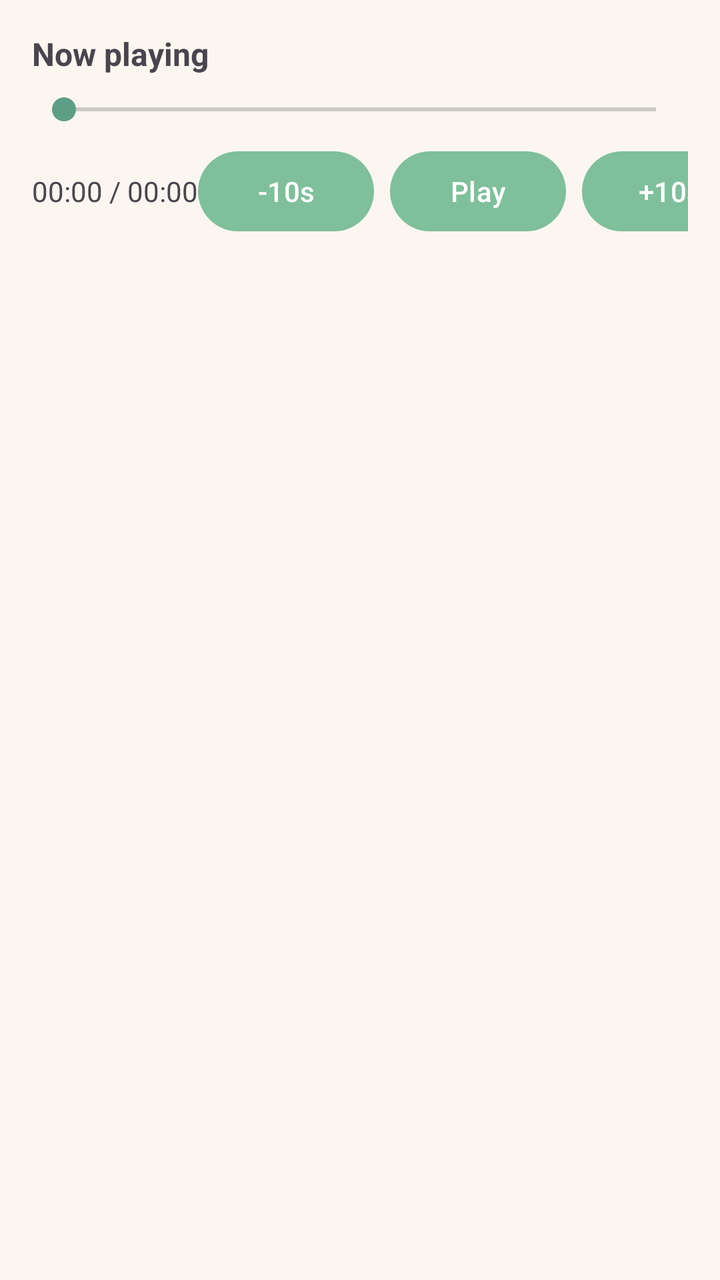
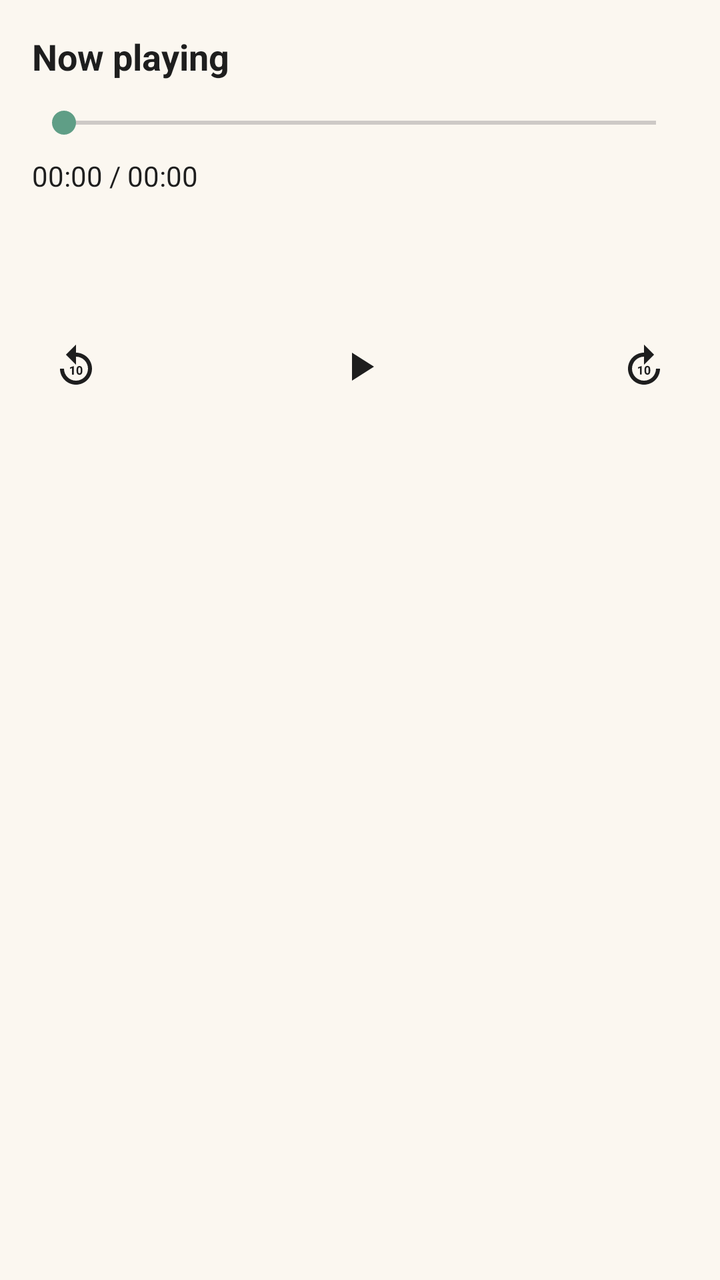

Screens rendered from an Android XML layout before and after an edit, with the pre-edit source and the edit as a unified diff.
<!-- AndroidManifest.xml: application theme Theme.FinalYearProject -->
<!-- res/layout/bottomsheet_audio_player.xml -->
<?xml version="1.0" encoding="utf-8"?>
<LinearLayout xmlns:android="http://schemas.android.com/apk/res/android"
    android:layout_width="match_parent"
    android:layout_height="wrap_content"
    android:orientation="vertical"
    android:padding="16dp"
    android:background="?attr/colorSurface">

    <TextView
        android:id="@+id/bsTitleTV"
        android:layout_width="match_parent"
        android:layout_height="wrap_content"
        android:text="Now playing"
        android:textStyle="bold"
        android:textSize="16sp"
        android:paddingBottom="8dp"/>

    <SeekBar
        android:id="@+id/bsSeekBar"
        android:layout_width="match_parent"
        android:layout_height="wrap_content"/>

    <LinearLayout
        android:layout_width="match_parent"
        android:layout_height="wrap_content"
        android:orientation="horizontal"
        android:gravity="center_vertical"
        android:paddingTop="8dp">

        <TextView
            android:id="@+id/bsTimeTV"
            android:layout_width="wrap_content"
            android:layout_height="wrap_content"
            android:text="00:00 / 00:00"/>

        <View
            android:layout_width="0dp"
            android:layout_height="0dp"
            android:layout_weight="1"/>

        <Button
            android:id="@+id/bsBack10Btn"
            android:layout_width="wrap_content"
            android:layout_height="wrap_content"
            android:text="-10s" />

        <Button
            android:id="@+id/bsPlayPauseBtn"
            android:layout_width="wrap_content"
            android:layout_height="wrap_content"
            android:text="Play"
            android:layout_marginStart="8dp"
            android:layout_marginEnd="8dp"/>

        <Button
            android:id="@+id/bsFwd10Btn"
            android:layout_width="wrap_content"
            android:layout_height="wrap_content"
            android:text="+10s" />
    </LinearLayout>

</LinearLayout>
<!-- resources referenced by this layout -->
<resources>
  <style name="Theme.FinalYearProject" parent="Theme.Material3.DayNight.NoActionBar">
          <item name="colorPrimary">@color/md_primary</item>
          <item name="colorSecondary">@color/md_secondary</item>
          <item name="colorTertiary">@color/md_tertiary</item>
  
          <item name="android:colorBackground">@color/md_background</item>
          <item name="colorSurface">@color/md_surface</item>
          <item name="colorOutline">@color/md_outline</item>
  
          <item name="colorOnPrimary">@color/md_onPrimary</item>
          <item name="colorOnSecondary">@color/md_onSecondary</item>
          <item name="colorOnSurface">@color/md_onSurface</item>
      </style>
  <color name="md_primary">#7FBF9B</color>
  <color name="md_secondary">#5F9E86</color>
  <color name="md_tertiary">#B9A6D3</color>
  <color name="md_background">#F6F1E8</color>
  <color name="md_surface">#FBF7F0</color>
  <color name="md_outline">#D7D0C5</color>
  <color name="md_onPrimary">#FFFFFF</color>
  <color name="md_onSecondary">#FFFFFF</color>
  <color name="md_onSurface">#1E1E1E</color>
</resources>

<!-- the commit's change to res/layout/bottomsheet_audio_player.xml (unified diff, before → after) -->
@@ -12,51 +12,68 @@
         android:layout_height="wrap_content"
         android:text="Now playing"
         android:textStyle="bold"
-        android:textSize="16sp"
-        android:paddingBottom="8dp"/>
+        android:textSize="18sp"
+        android:textColor="?attr/colorOnSurface"
+        android:maxLines="1"
+        android:ellipsize="end"
+        android:layout_marginBottom="12dp" />
 
     <SeekBar
         android:id="@+id/bsSeekBar"
         android:layout_width="match_parent"
         android:layout_height="wrap_content"/>
 
+        <TextView
+            android:id="@+id/bsTimeTV"
+            android:layout_width="wrap_content"
+            android:layout_height="wrap_content"
+            android:text="00:00 / 00:00"
+            android:textSize="14sp"
+            android:textColor="?attr/colorOnSurface"
+            android:layout_marginTop="8dp"
+            android:layout_marginBottom="18dp" />
+
     <LinearLayout
         android:layout_width="match_parent"
         android:layout_height="wrap_content"
         android:orientation="horizontal"
-        android:gravity="center_vertical"
-        android:paddingTop="8dp">
+        android:gravity="center"
+        android:layout_marginTop="8dp">
 
-        <TextView
-            android:id="@+id/bsTimeTV"
-            android:layout_width="wrap_content"
-            android:layout_height="wrap_content"
-            android:text="00:00 / 00:00"/>
+        
+        <ImageButton
+            android:id="@+id/bsBack10Btn"
+            android:layout_width="100dp"
+            android:layout_height="100dp"
+            android:layout_marginEnd="32dp"
+            android:background="@android:color/transparent"
+            android:src="@drawable/baseline_replay_10_24"
+            android:tint="?attr/colorOnSurface"
+            android:contentDescription="Back 10 seconds"
+            android:scaleType="centerInside" />
 
-        <View
-            android:layout_width="0dp"
-            android:layout_height="0dp"
-            android:layout_weight="1"/>
+        
+        <ImageButton
+            android:id="@+id/bsPlayPauseBtn"
+            android:layout_width="120dp"
+            android:layout_height="120dp"
+            android:background="@android:color/transparent"
+            android:src="@drawable/baseline_play_arrow_24"
+            android:tint="?attr/colorOnSurface"
+            android:contentDescription="Play Pause"
+            android:scaleType="centerInside" />
 
-        <Button
-            android:id="@+id/bsBack10Btn"
-            android:layout_width="wrap_content"
-            android:layout_height="wrap_content"
-            android:text="-10s" />
+        
+        <ImageButton
+            android:id="@+id/bsFwd10Btn"
+            android:layout_width="100dp"
+            android:layout_height="100dp"
+            android:layout_marginStart="32dp"
+            android:background="@android:color/transparent"
+            android:src="@drawable/baseline_forward_10_24"
+            android:tint="?attr/colorOnSurface"
+            android:contentDescription="Forward 10 seconds"
+            android:scaleType="centerInside" />
 
-        <Button
-            android:id="@+id/bsPlayPauseBtn"
-            android:layout_width="wrap_content"
-            android:layout_height="wrap_content"
-            android:text="Play"
-            android:layout_marginStart="8dp"
-            android:layout_marginEnd="8dp"/>
-
-        <Button
-            android:id="@+id/bsFwd10Btn"
-            android:layout_width="wrap_content"
-            android:layout_height="wrap_content"
-            android:text="+10s" />
     </LinearLayout>
-
 </LinearLayout>
<!-- resource entries referenced after the edit -->
@@ -1,5 +1,31 @@
 <!-- resources referenced by this layout -->
 <resources>
+  <!-- drawable baseline_forward_10_24 (drawable) -->
+  <vector xmlns:android="http://schemas.android.com/apk/res/android" android:height="24dp" android:tint="#000000" android:viewportHeight="24" android:viewportWidth="24" android:width="24dp">
+        
+      <path android:fillColor="@android:color/white" android:pathData="M18,13c0,3.31 -2.69,6 -6,6s-6,-2.69 -6,-6s2.69,-6 6,-6v4l5,-5l-5,-5v4c-4.42,0 -8,3.58 -8,8c0,4.42 3.58,8 8,8s8,-3.58 8,-8H18z"/>
+        
+      <path android:fillColor="@android:color/white" android:pathData="M10.86,15.94l0,-4.27l-0.09,0l-1.77,0.63l0,0.69l1.01,-0.31l0,3.26z"/>
+        
+      <path android:fillColor="@android:color/white" android:pathData="M12.25,13.44v0.74c0,1.9 1.31,1.82 1.44,1.82c0.14,0 1.44,0.09 1.44,-1.82v-0.74c0,-1.9 -1.31,-1.82 -1.44,-1.82C13.55,11.62 12.25,11.53 12.25,13.44zM14.29,13.32v0.97c0,0.77 -0.21,1.03 -0.59,1.03c-0.38,0 -0.6,-0.26 -0.6,-1.03v-0.97c0,-0.75 0.22,-1.01 0.59,-1.01C14.07,12.3 14.29,12.57 14.29,13.32z"/>
+      
+  </vector>
+  <!-- drawable baseline_play_arrow_24 (drawable) -->
+  <vector xmlns:android="http://schemas.android.com/apk/res/android" android:height="24dp" android:tint="#000000" android:viewportHeight="24" android:viewportWidth="24" android:width="24dp">
+        
+      <path android:fillColor="@android:color/white" android:pathData="M8,5v14l11,-7z"/>
+      
+  </vector>
+  <!-- drawable baseline_replay_10_24 (drawable) -->
+  <vector xmlns:android="http://schemas.android.com/apk/res/android" android:height="24dp" android:tint="#000000" android:viewportHeight="24" android:viewportWidth="24" android:width="24dp">
+        
+      <path android:fillColor="@android:color/white" android:pathData="M11.99,5V1l-5,5l5,5V7c3.31,0 6,2.69 6,6s-2.69,6 -6,6s-6,-2.69 -6,-6h-2c0,4.42 3.58,8 8,8s8,-3.58 8,-8S16.41,5 11.99,5z"/>
+        
+      <path android:fillColor="@android:color/white" android:pathData="M10.89,16h-0.85v-3.26l-1.01,0.31v-0.69l1.77,-0.63h0.09V16z"/>
+        
+      <path android:fillColor="@android:color/white" android:pathData="M15.17,14.24c0,0.32 -0.03,0.6 -0.1,0.82s-0.17,0.42 -0.29,0.57s-0.28,0.26 -0.45,0.33s-0.37,0.1 -0.59,0.1s-0.41,-0.03 -0.59,-0.1s-0.33,-0.18 -0.46,-0.33s-0.23,-0.34 -0.3,-0.57s-0.11,-0.5 -0.11,-0.82V13.5c0,-0.32 0.03,-0.6 0.1,-0.82s0.17,-0.42 0.29,-0.57s0.28,-0.26 0.45,-0.33s0.37,-0.1 0.59,-0.1s0.41,0.03 0.59,0.1c0.18,0.07 0.33,0.18 0.46,0.33s0.23,0.34 0.3,0.57s0.11,0.5 0.11,0.82V14.24zM14.32,13.38c0,-0.19 -0.01,-0.35 -0.04,-0.48s-0.07,-0.23 -0.12,-0.31s-0.11,-0.14 -0.19,-0.17s-0.16,-0.05 -0.25,-0.05s-0.18,0.02 -0.25,0.05s-0.14,0.09 -0.19,0.17s-0.09,0.18 -0.12,0.31s-0.04,0.29 -0.04,0.48v0.97c0,0.19 0.01,0.35 0.04,0.48s0.07,0.24 0.12,0.32s0.11,0.14 0.19,0.17s0.16,0.05 0.25,0.05s0.18,-0.02 0.25,-0.05s0.14,-0.09 0.19,-0.17s0.09,-0.19 0.11,-0.32s0.04,-0.29 0.04,-0.48V13.38z"/>
+      
+  </vector>
   <style name="Theme.FinalYearProject" parent="Theme.Material3.DayNight.NoActionBar">
           <item name="colorPrimary">@color/md_primary</item>
           <item name="colorSecondary">@color/md_secondary</item>
